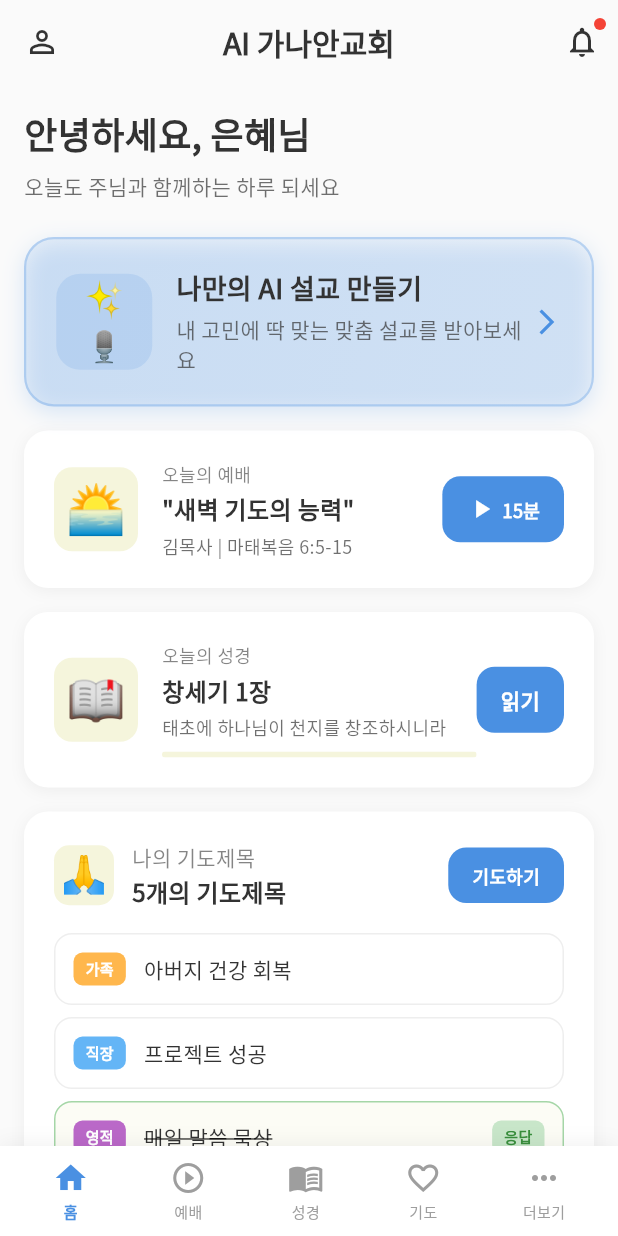
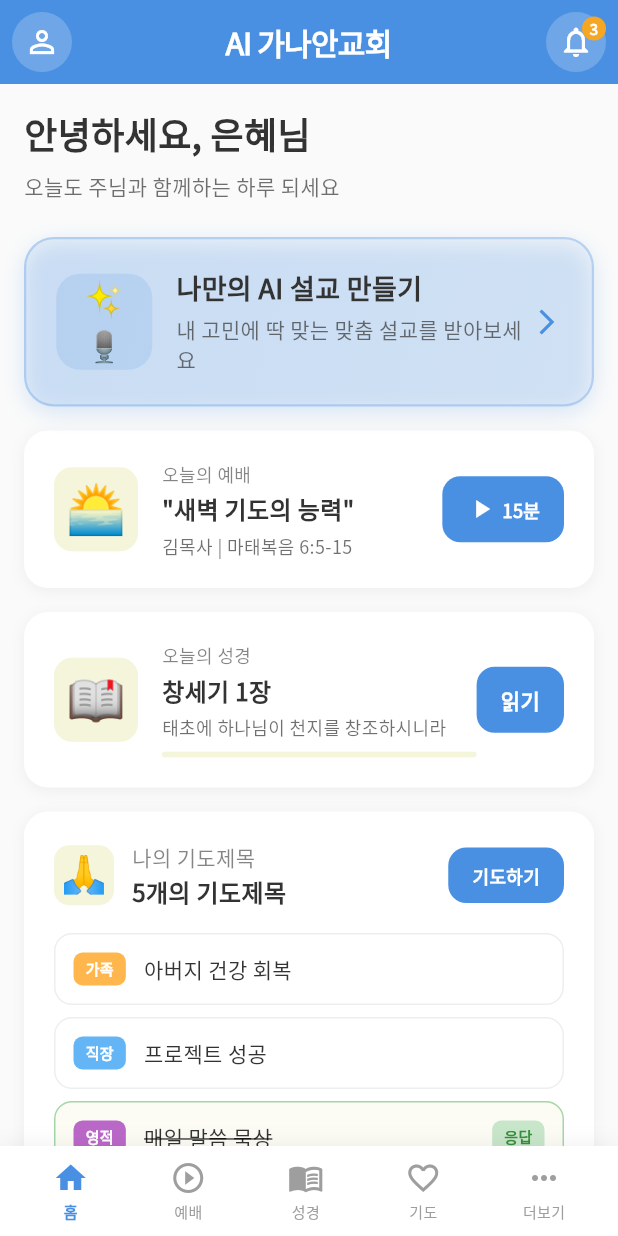
Before and after one commit to nanoset100/AI_CHURCH, a Flutter app: the HomeScreen screen opened directly, on a phone screen of 412 x 824 dp. Run offline on Flutter 3.47's test engine with Material 3 defaults, Android fonts, the phone set to English and light mode, and no system bars; our stand-ins replace flutter_dotenv, google_fonts, supabase_flutter; accounts and stored records are empty.

Commit message:
Optimize home screen header UI and update roadmap

```diff
--- a/lib/screens/home_screen.dart
+++ b/lib/screens/home_screen.dart
@@ -42,48 +42,85 @@ class _HomeScreenState extends State<HomeScreen> {
         slivers: [
           // 상단 헤더 (고정)
           SliverAppBar(
-            backgroundColor: AppTheme.backgroundColor,
+            backgroundColor: AppTheme.primaryColor,
             elevation: 0,
             pinned: true,
-            leading: IconButton(
+            leading: Center(
+              child: Container(
+                width: 40,
+                height: 40,
+                decoration: BoxDecoration(
+                  color: Colors.white.withValues(alpha: 0.2),
+                  shape: BoxShape.circle,
+                ),
+                child: IconButton(
+                  padding: EdgeInsets.zero,
                   icon: const Icon(Icons.person_outline),
-              color: AppTheme.textColor,
+                  color: Colors.white,
                   onPressed: () {
                     // 프로필 화면으로 이동 (추후 구현)
                   },
+                ),
+              ),
             ),
             title: Text(
               'AI 가나안교회',
               style: notoSansKr.copyWith(
                 fontSize: 20,
-                fontWeight: FontWeight.bold,
-                color: AppTheme.textColor,
+                fontWeight: FontWeight.w900,
+                color: Colors.white,
+                letterSpacing: -0.5,
               ),
             ),
             centerTitle: true,
             actions: [
-              Stack(
+              Padding(
+                padding: const EdgeInsets.only(right: 8.0),
+                child: Stack(
+                  alignment: Alignment.center,
                   children: [
-                  IconButton(
+                    Container(
+                      width: 40,
+                      height: 40,
+                      decoration: BoxDecoration(
+                        color: Colors.white.withValues(alpha: 0.2),
+                        shape: BoxShape.circle,
+                      ),
+                      child: IconButton(
+                        padding: EdgeInsets.zero,
                         icon: const Icon(Icons.notifications_outlined),
-                    color: AppTheme.textColor,
+                        color: Colors.white,
                         onPressed: () {
                           // 알림 화면으로 이동 (추후 구현)
                         },
                       ),
+                    ),
                     Positioned(
-                    right: 8,
-                    top: 8,
+                      right: 0,
+                      top: 0,
                       child: Container(
-                      width: 8,
-                      height: 8,
+                        padding: const EdgeInsets.all(4),
                         decoration: const BoxDecoration(
-                        color: Colors.red,
+                          color: Color(0xFFF5A623), // 주황색 배지
                           shape: BoxShape.circle,
+                        ),
+                        constraints: const BoxConstraints(
+                          minWidth: 16,
+                          minHeight: 16,
+                        ),
+                        child: Text(
+                          '3',
+                          style: notoSansKr.copyWith(
+                            color: Colors.white,
+                            fontSize: 10,
+                            fontWeight: FontWeight.bold,
+                          ),
+                          textAlign: TextAlign.center,
                         ),
                       ),
                     ),
                   ],
+                ),
               ),
             ],
           ),
```
Lines whose indentation alone changed are shown as unchanged.
